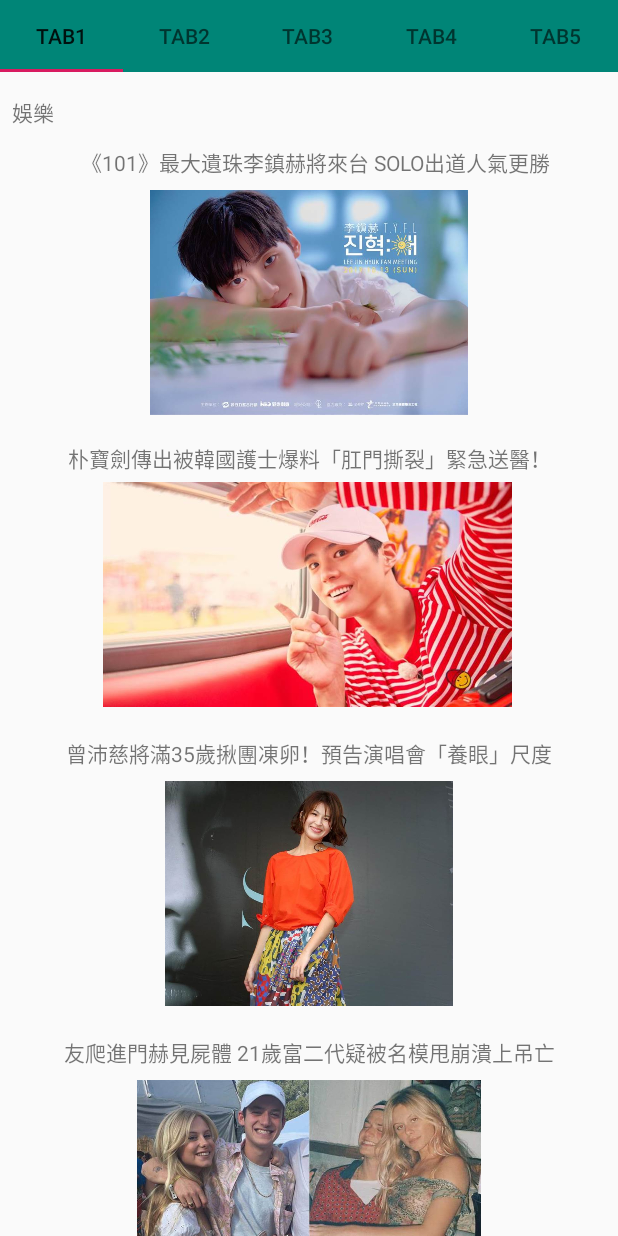
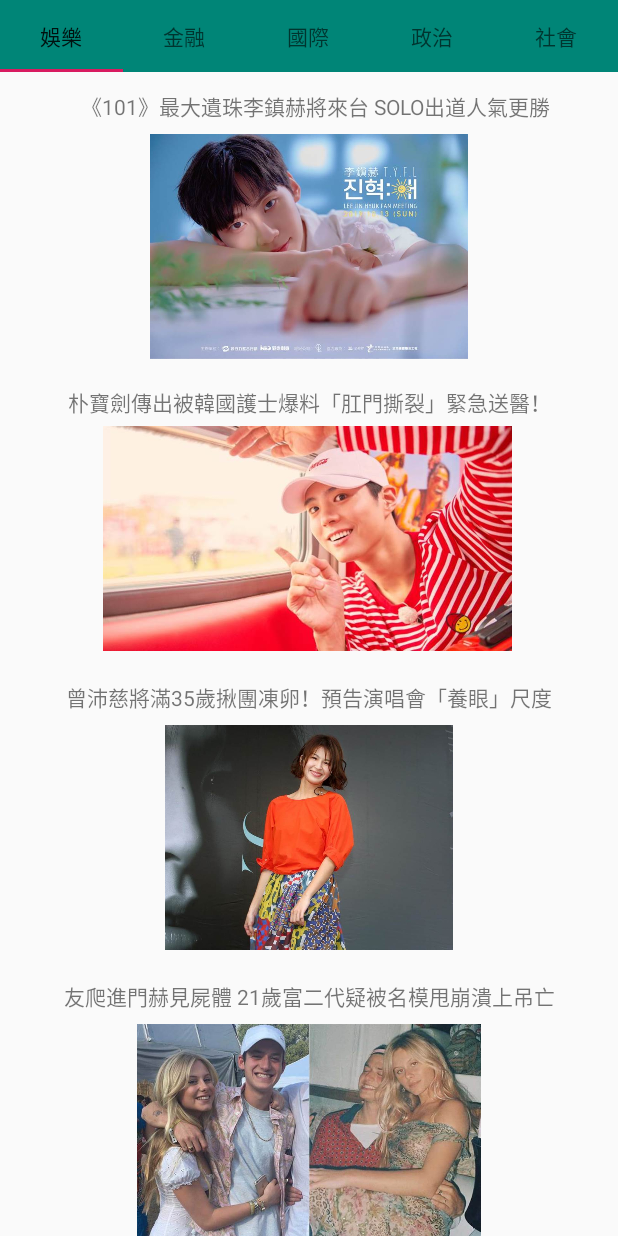
Before and after one commit to Pin-Xian/final_project-app-, an Android app: the screen it shows after launch (MainActivity), on a phone screen of 412 x 824 dp. Run offline under Robolectric (Android 15) with nearby library versions, the phone set to English and light mode, and no system bars.

Commit message:
news-fixed

```diff
--- a/news1/app/src/main/java/com/example/news1/MainActivity.java
+++ b/news1/app/src/main/java/com/example/news1/MainActivity.java
@@ -64,7 +64,7 @@ public class MainActivity extends AppCompatActivity {
     }
 
     class SimpleFragmentPageAdapter extends FragmentPagerAdapter {
-        String title[] = {"tab1","tab2","tab3","tab4","tab5"};
+        String title[] = {"娛樂","金融","國際","政治","社會"};
         Context context;
         ArrayList<Fragment> fragmentArrayList = new ArrayList<Fragment>();
         public SimpleFragmentPageAdapter(FragmentManager fm) {
--- a/news1/app/src/main/java/com/example/news1/ui/main/BlankFragment4.java
+++ b/news1/app/src/main/java/com/example/news1/ui/main/BlankFragment4.java
@@ -32,4 +32,6 @@ public class BlankFragment4 extends Fragment {
         return inflater.inflate(R.layout.fragment_main4, container, false);
     }
 
+
+
 }
--- a/news1/app/src/main/res/layout/fragment_main.xml
+++ b/news1/app/src/main/res/layout/fragment_main.xml
@@ -16,17 +16,6 @@
             android:layout_width="match_parent"
             android:layout_height="wrap_content"
             android:orientation="vertical">
-
-            <TextView
-                android:id="@+id/textView2"
-                android:layout_width="wrap_content"
-                android:layout_height="wrap_content"
-                android:layout_marginStart="8dp"
-                android:layout_marginLeft="8dp"
-                android:layout_marginTop="16dp"
-                android:layout_marginEnd="8dp"
-                android:layout_marginRight="8dp"
-                android:text="娛樂" />
 
             <TextView
                 android:id="@+id/textView4"
```
Also changed, not shown: news1/app/src/main/res/layout/fragment_main2.xml (+0 -11 lines), news1/app/src/main/res/layout/fragment_main3.xml (+0 -11 lines), news1/app/src/main/res/layout/fragment_main4.xml (+0 -11 lines), news1/app/src/main/res/layout/fragment_main5.xml (+0 -11 lines).
